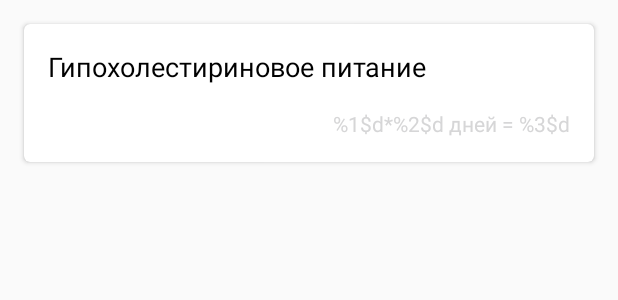
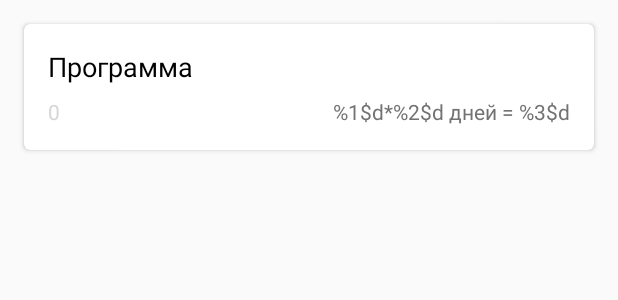
Before and after one commit to BinaryBlitz/JustForYou-Android, an Android app: the layout order_item.xml on its own in the app's theme, with its tools: preview values and no code run, on a phone screen of 412 x 824 dp. Shown: the top 300 px of the screen. Run offline under Robolectric (Android 15) with nearby library versions, the phone set to English and light mode, and no system bars; plain views replace AutofitTextView.

Commit message:
Add program name checking and date to order

```diff
--- a/app/src/main/java/ru/binaryblitz/justforyou/ui/main/user_orders/UserOrdersActivity.kt
+++ b/app/src/main/java/ru/binaryblitz/justforyou/ui/main/user_orders/UserOrdersActivity.kt
@@ -12,10 +12,12 @@ import io.reactivex.subjects.PublishSubject
 import kotlinx.android.synthetic.main.activity_user_orders.ordersProgress
 import kotlinx.android.synthetic.main.activity_user_orders.toolbar
 import kotlinx.android.synthetic.main.content_user_orders.ordersView
+import kotlinx.android.synthetic.main.order_item.view.orderDate
 import kotlinx.android.synthetic.main.order_item.view.orderPrice
 import kotlinx.android.synthetic.main.order_item.view.orderTitle
 import ru.binaryblitz.justforyou.R
 import ru.binaryblitz.justforyou.R.string
+import ru.binaryblitz.justforyou.components.utils.DateUtils
 import ru.binaryblitz.justforyou.network.responses.orders.PurchaseItem
 import ru.binaryblitz.justforyou.ui.base.BaseRecyclerAdapter
 
@@ -71,9 +73,12 @@ class OrdersAdapter : BaseRecyclerAdapter<PurchaseItem>() {
   private inner class ViewHolder(itemView: View) : RecyclerViewHolder<PurchaseItem>(itemView) {
 
     override fun setItem(item: PurchaseItem, position: Int) {
-      itemView.orderTitle.text = item.programs?.get(0)?.name
+      if (item.programs?.size != 0) {
+        itemView.orderTitle.text = item.programs?.get(0)?.name
+      }
       itemView.orderPrice.text = String.format(itemView.context.getString(string.order_price),
           item.totalPrice)
+      itemView.orderDate.text = DateUtils.parseServerDate(item.createdAt!!).toString()
     }
 
   }
--- a/app/src/main/res/layout/order_item.xml
+++ b/app/src/main/res/layout/order_item.xml
@@ -36,21 +36,38 @@
           android:maxLines="2"
           android:textColor="@color/default_base_text"
           android:textSize="18sp"
+          android:text="Программа"
           android:textStyle="normal"
-          tools:text="Гипохолестириновое питание"
           />
-
-      <TextView
-          android:id="@+id/orderPrice"
+      <RelativeLayout
+          android:layout_marginTop="8dp"
           android:layout_width="match_parent"
           android:layout_height="wrap_content"
-          android:layout_marginTop="16dp"
-          android:text="@string/program_price"
-          android:textAlignment="textEnd"
-          android:textAllCaps="false"
-          android:textColor="@color/md_red_500"
-          android:textSize="14sp"
-          />
+          android:orientation="horizontal"
+          >
+        <TextView
+            android:layout_alignParentStart="true"
+            android:id="@+id/orderPrice"
+            android:layout_width="wrap_content"
+            android:layout_height="wrap_content"
+            android:text="0"
+            android:textAllCaps="false"
+            android:textColor="@color/md_red_500"
+            android:textSize="14sp"
+            />
+
+        <TextView
+            android:layout_alignParentEnd="true"
+            android:id="@+id/orderDate"
+            android:layout_width="wrap_content"
+            android:layout_height="wrap_content"
+            android:layout_gravity="end"
+            android:text="@string/program_price"
+            android:textAllCaps="false"
+            android:textColor="@color/greyColor"
+            android:textSize="14sp"
+            />
+      </RelativeLayout>
 
     </LinearLayout>
   </FrameLayout>
```
